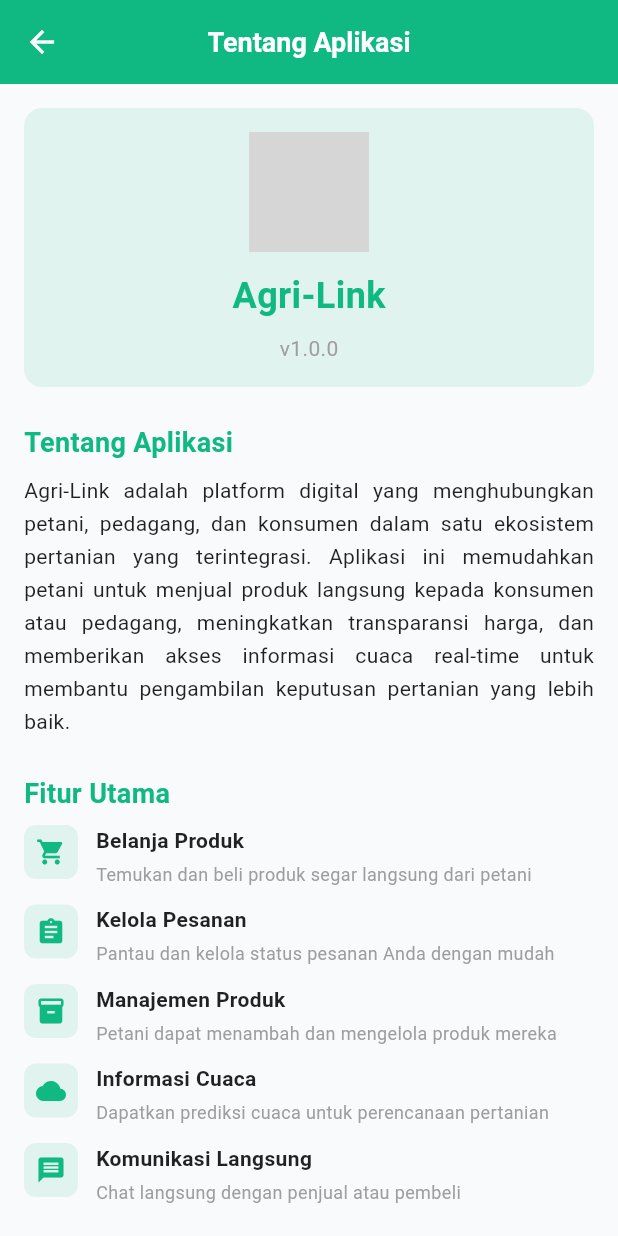
After one commit to Nandayunan/agrilink_mobile, a Flutter app: the AboutScreen screen opened directly, on a phone screen of 412 x 824 dp. The commit adds this screen. Run offline on Flutter 3.47's test engine with Material 3 defaults, Android fonts, the light colour scheme and no system bars; our stand-ins replace dio, image_picker, shared_preferences; accounts and stored records are empty; grey boxes are pictures that could not be loaded.

Commit message:
about atau tentang aplikasi

```diff
--- /dev/null
+++ b/agri_link_app/lib/screens/about_screen.dart
@@ -0,0 +1,410 @@
+import 'package:flutter/material.dart';
+import '../utils/app_theme.dart';
+
+class AboutScreen extends StatelessWidget {
+  const AboutScreen({Key? key}) : super(key: key);
+
+  @override
+  Widget build(BuildContext context) {
+    return Scaffold(
+      appBar: AppBar(
+        elevation: 0,
+        backgroundColor: AppTheme.primaryColor,
+        title: const Text(
+          'Tentang Aplikasi',
+          style: TextStyle(color: Colors.white),
+        ),
+        leading: IconButton(
+          icon: const Icon(Icons.arrow_back, color: Colors.white),
+          onPressed: () => Navigator.pop(context),
+        ),
+      ),
+      body: SingleChildScrollView(
+        child: Padding(
+          padding: const EdgeInsets.all(16.0),
+          child: Column(
+            crossAxisAlignment: CrossAxisAlignment.start,
+            children: [
+              // Header Section
+              Container(
+                width: double.infinity,
+                padding: const EdgeInsets.all(16),
+                decoration: BoxDecoration(
+                  color: AppTheme.primaryColor.withOpacity(0.1),
+                  borderRadius: BorderRadius.circular(12),
+                ),
+                child: Column(
+                  children: [
+                    Image.asset(
+                      'assets/images/logo.png',
+                      height: 80,
+                      errorBuilder: (context, error, stackTrace) {
+                        return Container(
+                          height: 80,
+                          width: 80,
+                          decoration: BoxDecoration(
+                            color: AppTheme.primaryColor,
+                            shape: BoxShape.circle,
+                          ),
+                          child: const Icon(Icons.agriculture,
+                              color: Colors.white, size: 40),
+                        );
+                      },
+                    ),
+                    const SizedBox(height: 12),
+                    const Text(
+                      'Agri-Link',
+                      style: TextStyle(
+                        fontSize: 24,
+                        fontWeight: FontWeight.bold,
+                        color: AppTheme.primaryColor,
+                      ),
+                    ),
+                    const SizedBox(height: 8),
+                    const Text(
+                      'v1.0.0',
+                      style: TextStyle(
+                        fontSize: 14,
+                        color: Colors.grey,
+                      ),
+                    ),
+                  ],
+                ),
+              ),
+              const SizedBox(height: 24),
+
+              // Deskripsi Aplikasi
+              _buildSectionTitle('Tentang Aplikasi'),
+              const SizedBox(height: 8),
+              _buildSectionContent(
+                'Agri-Link adalah platform digital yang menghubungkan petani, '
+                'pedagang, dan konsumen dalam satu ekosistem pertanian yang terintegrasi. '
+                'Aplikasi ini memudahkan petani untuk menjual produk langsung kepada konsumen '
+                'atau pedagang, meningkatkan transparansi harga, dan memberikan akses informasi '
+                'cuaca real-time untuk membantu pengambilan keputusan pertanian yang lebih baik.',
+              ),
+              const SizedBox(height: 24),
+
+              // Fitur Utama
+              _buildSectionTitle('Fitur Utama'),
+              const SizedBox(height: 8),
+              _buildFeatureItem(
+                icon: Icons.shopping_cart,
+                title: 'Belanja Produk',
+                description: 'Temukan dan beli produk segar langsung dari petani',
+              ),
+              _buildFeatureItem(
+                icon: Icons.assignment,
+                title: 'Kelola Pesanan',
+                description: 'Pantau dan kelola status pesanan Anda dengan mudah',
+              ),
+              _buildFeatureItem(
+                icon: Icons.inventory_2,
+                title: 'Manajemen Produk',
+                description: 'Petani dapat menambah dan mengelola produk mereka',
+              ),
+              _buildFeatureItem(
+                icon: Icons.cloud,
+                title: 'Informasi Cuaca',
+                description: 'Dapatkan prediksi cuaca untuk perencanaan pertanian',
+              ),
+              _buildFeatureItem(
+                icon: Icons.message,
+                title: 'Komunikasi Langsung',
+                description: 'Chat langsung dengan penjual atau pembeli',
+              ),
+              const SizedBox(height: 24),
+
+              // User Guide
+              _buildSectionTitle('Panduan Pengguna'),
+              const SizedBox(height: 12),
+              _buildGuideItem(
+                number: '1',
+                title: 'Daftar dan Login',
+                description: 'Buat akun baru atau login dengan akun yang sudah ada. '
+                    'Pilih tipe akun (Pembeli, Petani, atau Admin) sesuai kebutuhan Anda.',
+              ),
+              _buildGuideItem(
+                number: '2',
+                title: 'Jelajahi Produk',
+                description: 'Lihat katalog produk yang tersedia. Gunakan fitur filter '
+                    'dan pencarian untuk menemukan produk yang Anda cari.',
+              ),
+              _buildGuideItem(
+                number: '3',
+                title: 'Tambah ke Keranjang',
+                description: 'Pilih produk yang ingin dibeli dan tambahkan ke keranjang. '
+                    'Atur jumlah produk sesuai kebutuhan.',
+              ),
+              _buildGuideItem(
+                number: '4',
+                title: 'Lakukan Pembayaran',
+                description: 'Lanjutkan ke pembayaran dan isi data pengiriman. '
+                    'Pilih metode pembayaran yang tersedia.',
+              ),
+              _buildGuideItem(
+                number: '5',
+                title: 'Pantau Pesanan',
+                description: 'Cek status pesanan Anda di menu Pesanan. '
+                    'Terima notifikasi real-time untuk setiap perubahan status.',
+              ),
+              _buildGuideItem(
+                number: '6',
+                title: 'Hubungi Penjual',
+                description: 'Gunakan fitur pesan untuk berkomunikasi langsung dengan penjual '
+                    'jika ada pertanyaan atau masalah.',
+              ),
+              const SizedBox(height: 24),
+
+              // Tim Pengembang
+              _buildSectionTitle('Tim Pengembang'),
+              const SizedBox(height: 12),
+              _buildDeveloperCard(
+                name: 'Abdy Ananda Yunan',
+                studentId: '152022100',
+                role: 'Fullstack Developer',
+                roleColor: const Color(0xFF4CAF50),
+              ),
+              _buildDeveloperCard(
+                name: 'Putri Salsanabilah M',
+                studentId: '152022025',
+                role: 'UI/UX Designer',
+                roleColor: const Color(0xFF2196F3),
+              ),
+              _buildDeveloperCard(
+                name: 'Selma Auliya',
+                studentId: '152022031',
+                role: 'Report & Documentation',
+                roleColor: const Color(0xFFFFC107),
+              ),
+              _buildDeveloperCard(
+                name: 'Ivan Rizky',
+                studentId: '152022156',
+                role: 'Project Manager & Arsitektur Sistem',
+                roleColor: const Color(0xFFFF9800),
+              ),
+              const SizedBox(height: 24),
+
+              // Footer Info
+              Container(
+                padding: const EdgeInsets.all(12),
+                decoration: BoxDecoration(
+                  color: Colors.grey[100],
+                  borderRadius: BorderRadius.circular(8),
+                ),
+                child: Column(
+                  crossAxisAlignment: CrossAxisAlignment.start,
+                  children: const [
+                    Text(
+                      'Informasi Tambahan',
+                      style: TextStyle(
+                        fontWeight: FontWeight.bold,
+                        fontSize: 14,
+                      ),
+                    ),
+                    SizedBox(height: 8),
+                    Text(
+                      '© 2026 Agri-Link. Semua hak cipta dilindungi.',
+                      style: TextStyle(fontSize: 12, color: Colors.grey),
+                    ),
+                    Text(
+                      'Untuk bantuan, hubungi: support@agrilink.com',
+                      style: TextStyle(fontSize: 12, color: Colors.grey),
+                    ),
+                  ],
+                ),
+              ),
+              const SizedBox(height: 16),
+            ],
+          ),
+        ),
+      ),
+    );
+  }
+
+  Widget _buildSectionTitle(String title) {
+    return Text(
+      title,
+      style: const TextStyle(
+        fontSize: 18,
+        fontWeight: FontWeight.bold,
+        color: AppTheme.primaryColor,
+      ),
+    );
+  }
+
+  Widget _buildSectionContent(String content) {
+    return Text(
+      content,
+      style: const TextStyle(
+        fontSize: 14,
+        color: Colors.black87,
+        height: 1.6,
+      ),
+      textAlign: TextAlign.justify,
+    );
+  }
+
+  Widget _buildFeatureItem({
+    required IconData icon,
+    required String title,
+    required String description,
+  }) {
+    return Padding(
+      padding: const EdgeInsets.only(bottom: 12),
+      child: Row(
+        crossAxisAlignment: CrossAxisAlignment.start,
+        children: [
+          Container(
+            padding: const EdgeInsets.all(8),
+            decoration: BoxDecoration(
+              color: AppTheme.primaryColor.withOpacity(0.1),
+              borderRadius: BorderRadius.circular(8),
+            ),
+            child: Icon(icon, color: AppTheme.primaryColor, size: 20),
+          ),
+          const SizedBox(width: 12),
+          Expanded(
+            child: Column(
+              crossAxisAlignment: CrossAxisAlignment.start,
+              children: [
+                Text(
+                  title,
+                  style: const TextStyle(
+                    fontSize: 14,
+                    fontWeight: FontWeight.bold,
+                    color: Colors.black87,
+                  ),
+                ),
+                const SizedBox(height: 4),
+                Text(
+                  description,
+                  style: const TextStyle(
+                    fontSize: 12,
+                    color: Colors.grey,
+                  ),
+                ),
+              ],
+            ),
+          ),
+        ],
+      ),
+    );
+  }
+
+  Widget _buildGuideItem({
+    required String number,
+    required String title,
+    required String description,
+  }) {
+    return Padding(
+      padding: const EdgeInsets.only(bottom: 12),
+      child: Row(
+        crossAxisAlignment: CrossAxisAlignment.start,
+        children: [
+          Container(
+            width: 32,
+            height: 32,
+            decoration: BoxDecoration(
+              color: AppTheme.primaryColor,
+              shape: BoxShape.circle,
+            ),
+            child: Center(
+              child: Text(
+                number,
+                style: const TextStyle(
+                  color: Colors.white,
+                  fontWeight: FontWeight.bold,
+                  fontSize: 14,
+                ),
+              ),
+            ),
+          ),
+          const SizedBox(width: 12),
+          Expanded(
+            child: Column(
+              crossAxisAlignment: CrossAxisAlignment.start,
+              children: [
+                Text(
+                  title,
+                  style: const TextStyle(
+                    fontSize: 14,
+                    fontWeight: FontWeight.bold,
+                    color: Colors.black87,
+                  ),
+                ),
+                const SizedBox(height: 4),
+                Text(
+                  description,
+                  style: const TextStyle(
+                    fontSize: 12,
+                    color: Colors.grey,
+                    height: 1.5,
+                  ),
+                ),
+              ],
+            ),
+          ),
+        ],
+      ),
+    );
+  }
+
+  Widget _buildDeveloperCard({
+    required String name,
+    required String studentId,
+    required String role,
+    required Color roleColor,
+  }) {
+    return Padding(
+      padding: const EdgeInsets.only(bottom: 12),
+      child: Card(
+        elevation: 2,
+        shape: RoundedRectangleBorder(borderRadius: BorderRadius.circular(8)),
+        child: Padding(
+          padding: const EdgeInsets.all(12),
+          child: Row(
+            children: [
+              Container(
+                width: 50,
+                height: 50,
+                decoration: BoxDecoration(
+                  color: roleColor.withOpacity(0.2),
+                  borderRadius: BorderRadius.circular(50),
+                ),
+                child: Icon(
+                  Icons.person,
+                  color: roleColor,
+                  size: 28,
+                ),
+              ),
+              const SizedBox(width: 12),
+              Expanded(
+                child: Column(
+                  crossAxisAlignment: CrossAxisAlignment.start,
+                  children: [
+                    Text(
+                      name,
+                      style: const TextStyle(
+                        fontSize: 14,
+                        fontWeight: FontWeight.bold,
+                        color: Colors.black87,
+                      ),
+                    ),
+                    Text(
+                      studentId,
+                      style: const TextStyle(
+                        fontSize: 12,
+                        color: Colors.grey,
+                      ),
+                    ),
+                  ],
+                ),
+              ),
+            ],
+          ),
+        ),
+      ),
+    );
+  }
+}
--- a/agri_link_app/lib/screens/home_screen.dart
+++ b/agri_link_app/lib/screens/home_screen.dart
@@ -15,6 +15,7 @@ import 'weather_screen.dart';
 import 'profile_screen.dart';
 import 'restaurant_dashboard_screen.dart';
 import 'farmer_products_screen.dart';
+import 'about_screen.dart';
 
 class HomeScreen extends StatefulWidget {
   const HomeScreen({Key? key}) : super(key: key);
@@ -171,6 +172,15 @@ class __HomeTabState extends State<_HomeTab> {
       appBar: AppBar(
         elevation: 0,
         backgroundColor: AppTheme.white,
+        leading: IconButton(
+          icon: const Icon(Icons.info_outline, color: Colors.black87),
+          onPressed: () {
+            Navigator.of(context).push(
+              MaterialPageRoute(builder: (_) => const AboutScreen()),
+            );
+          },
+          tooltip: 'Tentang Aplikasi',
+        ),
         title: const Text('Agri-Link'),
         actions: [
           Consumer<CartProvider>(
```
